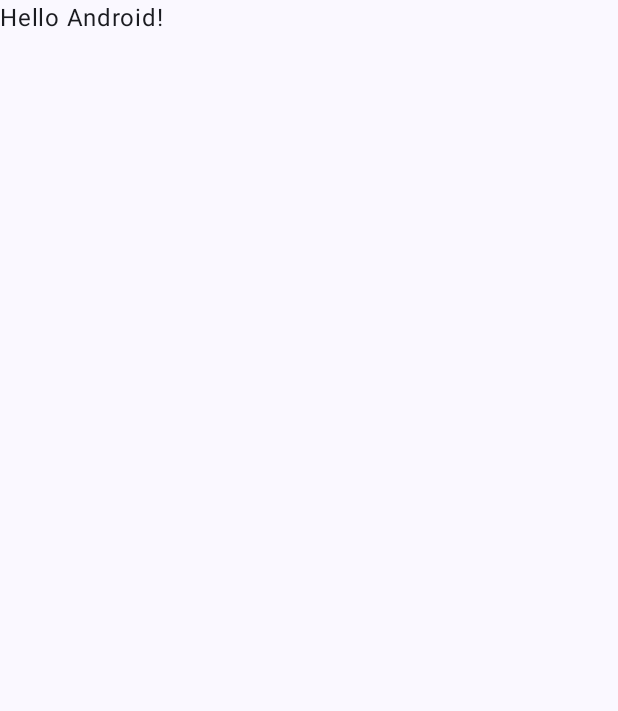
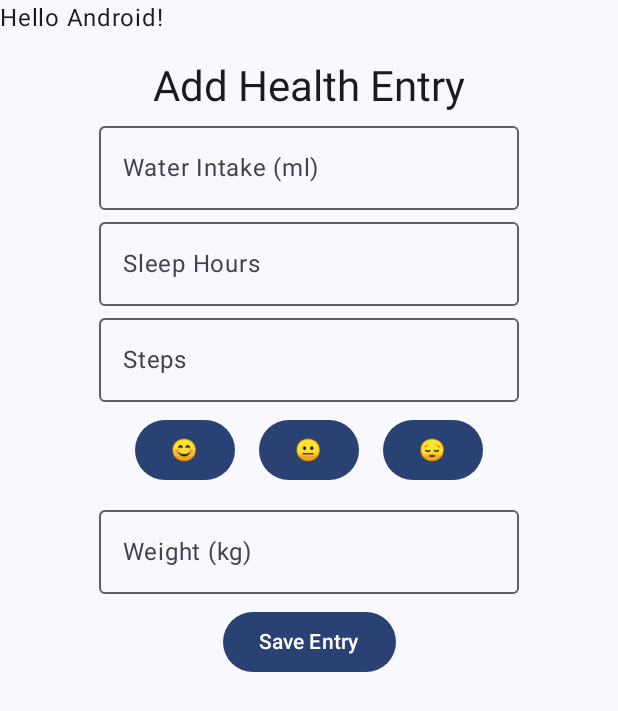
Before and after one commit to aliabbasnagari/FitDiary, an Android app built with Jetpack Compose: the screen it shows after launch (MainActivity), on a phone screen of 412 x 824 dp. Before the commit the part shown is almost empty. Shown: the top 711 px of the screen. Run offline under Robolectric (Android 15) with nearby library versions, the phone set to English and light mode, and no system bars.

Commit message:
Added HealthEntry Model and UI

```diff
--- a/app/build.gradle.kts
+++ b/app/build.gradle.kts
@@ -10,7 +10,7 @@ android {
 
     defaultConfig {
         applicationId = "com.cloudcare.fitdiary"
-        minSdk = 24
+        minSdk = 26
         targetSdk = 35
         versionCode = 1
         versionName = "1.0"
--- a/app/src/main/java/com/cloudcare/fitdiary/MainActivity.kt
+++ b/app/src/main/java/com/cloudcare/fitdiary/MainActivity.kt
@@ -4,29 +4,23 @@ import android.os.Bundle
 import androidx.activity.ComponentActivity
 import androidx.activity.compose.setContent
 import androidx.activity.enableEdgeToEdge
+import androidx.compose.foundation.layout.Column
 import androidx.compose.foundation.layout.fillMaxSize
+import androidx.compose.foundation.layout.fillMaxWidth
 import androidx.compose.foundation.layout.padding
 import androidx.compose.material3.Scaffold
 import androidx.compose.material3.Text
 import androidx.compose.runtime.Composable
 import androidx.compose.ui.Modifier
 import androidx.compose.ui.tooling.preview.Preview
+import com.cloudcare.fitdiary.ui.screens.AddEntryScreen
 import com.cloudcare.fitdiary.ui.theme.FitDiaryTheme
 
 class MainActivity : ComponentActivity() {
     override fun onCreate(savedInstanceState: Bundle?) {
         super.onCreate(savedInstanceState)
         enableEdgeToEdge()
-        setContent {
-            FitDiaryTheme {
-                Scaffold(modifier = Modifier.fillMaxSize()) { innerPadding ->
-                    Greeting(
-                        name = "Android",
-                        modifier = Modifier.padding(innerPadding)
-                    )
-                }
-            }
-        }
+        setContent { MainActivityPreview() }
     }
 }
 
@@ -40,8 +34,19 @@ fun Greeting(name: String, modifier: Modifier = Modifier) {
 
 @Preview(showBackground = true)
 @Composable
-fun GreetingPreview() {
+fun MainActivityPreview() {
     FitDiaryTheme {
-        Greeting("Android")
+        Scaffold(modifier = Modifier.fillMaxSize()) { innerPadding ->
+            Column() {
+                Greeting(
+                    name = "Android",
+                    modifier = Modifier
+                        .padding(innerPadding)
+                        .fillMaxWidth()
+                )
+                AddEntryScreen()
+            }
+
+        }
     }
 }
--- /dev/null
+++ b/app/src/main/java/com/cloudcare/fitdiary/data/model/HealthEntry.kt
@@ -0,0 +1,10 @@
+package com.cloudcare.fitdiary.data.model
+
+data class HealthEntry(
+    val date: String,
+    val waterIntake: Float,
+    val sleepHours: Float,
+    val steps: Int,
+    val mood: String,
+    val weight: Float
+)
--- /dev/null
+++ b/app/src/main/java/com/cloudcare/fitdiary/ui/screens/AddEntryScreen.kt
@@ -0,0 +1,91 @@
+package com.cloudcare.fitdiary.ui.screens
+
+import androidx.compose.foundation.layout.Arrangement
+import androidx.compose.foundation.layout.Column
+import androidx.compose.foundation.layout.Row
+import androidx.compose.foundation.layout.fillMaxSize
+import androidx.compose.foundation.layout.padding
+import androidx.compose.material3.Button
+import androidx.compose.material3.MaterialTheme
+import androidx.compose.material3.OutlinedTextField
+import androidx.compose.material3.Text
+import androidx.compose.runtime.Composable
+import androidx.compose.runtime.getValue
+import androidx.compose.runtime.mutableStateOf
+import androidx.compose.runtime.remember
+import androidx.compose.runtime.setValue
+import androidx.compose.ui.Alignment
+import androidx.compose.ui.Modifier
+import androidx.compose.ui.tooling.preview.Preview
+import androidx.compose.ui.unit.dp
+import com.cloudcare.fitdiary.data.model.HealthEntry
+import java.time.LocalDate
+
+@Composable
+fun AddEntryScreen() {
+    var waterIntake by remember { mutableStateOf("") }
+    var sleepHours by remember { mutableStateOf("") }
+    var steps by remember { mutableStateOf("") }
+    var mood by remember { mutableStateOf("😊") }
+    var weight by remember { mutableStateOf("") }
+
+    Column(
+        modifier = Modifier
+            .fillMaxSize()
+            .padding(16.dp),
+        horizontalAlignment = Alignment.CenterHorizontally
+    ) {
+        Text("Add Health Entry", style = MaterialTheme.typography.headlineMedium)
+        OutlinedTextField(
+            value = waterIntake,
+            onValueChange = { waterIntake = it },
+            label = { Text("Water Intake (ml)") },
+        )
+        OutlinedTextField(
+            value = sleepHours,
+            onValueChange = { sleepHours = it },
+            label = { Text("Sleep Hours") }
+        )
+        OutlinedTextField(
+            value = steps,
+            onValueChange = { steps = it },
+            label = { Text("Steps") }
+        )
+        // Mood Picker
+        Row(
+            horizontalArrangement = Arrangement.spacedBy(16.dp),
+            modifier = Modifier.padding(8.dp)
+        ) {
+            listOf("😊", "😐", "😔").forEach { emoji ->
+                Button(onClick = { mood = emoji }) {
+                    Text(emoji)
+                }
+            }
+        }
+        OutlinedTextField(
+            value = weight,
+            onValueChange = { weight = it },
+            label = { Text("Weight (kg)") }
+        )
+        Button(
+            modifier = Modifier.padding(8.dp),
+            onClick = {
+                val entry = HealthEntry(
+                    date = LocalDate.now().toString(),
+                    waterIntake = waterIntake.toFloatOrNull() ?: 0f,
+                    sleepHours = sleepHours.toFloatOrNull() ?: 0f,
+                    steps = steps.toIntOrNull() ?: 0,
+                    mood = mood,
+                    weight = weight.toFloatOrNull() ?: 0f
+                )
+            }) {
+            Text("Save Entry")
+        }
+    }
+}
+
+@Preview(showBackground = true)
+@Composable
+fun AddEntryScreenPreview(){
+    AddEntryScreen()
+}
```
